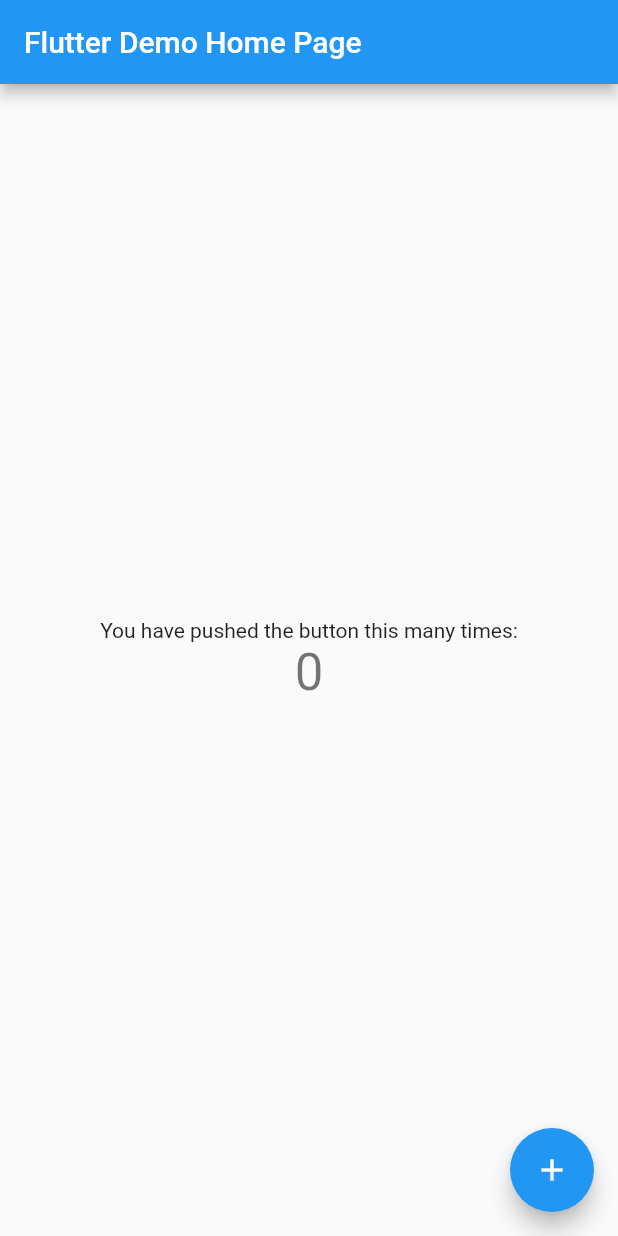
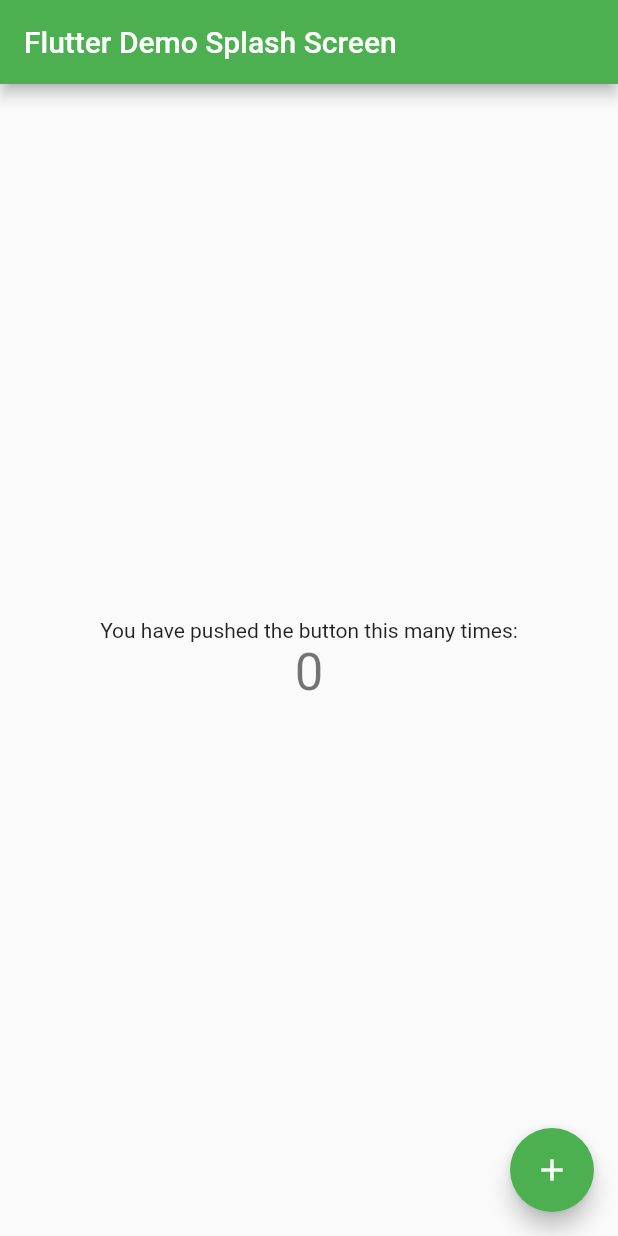
Before and after one commit to marcelovargas/FlutterSplashScreen, a Flutter app: the screen it shows after launch, on a phone screen of 412 x 824 dp. Run offline on Flutter 3.47's test engine with Material 2 defaults, Android fonts, the phone set to English and light mode, and no system bars.

Commit message:
Small adjustments to show MainPage.
- Adjustments.
- The End.

```diff
--- a/lib/main.dart
+++ b/lib/main.dart
@@ -3,39 +3,22 @@ import 'package:flutter/material.dart';
 void main() => runApp(MyApp());
 
 class MyApp extends StatelessWidget {
-  // This widget is the root of your application.
   @override
   Widget build(BuildContext context) {
     return MaterialApp(
+      debugShowCheckedModeBanner: false,
       title: 'Flutter Demo',
       theme: ThemeData(
-        // This is the theme of your application.
-        //
-        // Try running your application with "flutter run". You'll see the
-        // application has a blue toolbar. Then, without quitting the app, try
-        // changing the primarySwatch below to Colors.green and then invoke
-        // "hot reload" (press "r" in the console where you ran "flutter run",
-        // or simply save your changes to "hot reload" in a Flutter IDE).
-        // Notice that the counter didn't reset back to zero; the application
-        // is not restarted.
-        primarySwatch: Colors.blue,
+
+        primarySwatch: Colors.green,
       ),
-      home: MyHomePage(title: 'Flutter Demo Home Page'),
+      home: MyHomePage(title: 'Flutter Demo Splash Screen'),
     );
   }
 }
 
 class MyHomePage extends StatefulWidget {
   MyHomePage({Key key, this.title}) : super(key: key);
-
-  // This widget is the home page of your application. It is stateful, meaning
-  // that it has a State object (defined below) that contains fields that affect
-  // how it looks.
-
-  // This class is the configuration for the state. It holds the values (in this
-  // case the title) provided by the parent (in this case the App widget) and
-  // used by the build method of the State. Fields in a Widget subclass are
-  // always marked "final".
 
   final String title;
 
@@ -48,47 +31,18 @@ class _MyHomePageState extends State<MyHomePage> {
 
   void _incrementCounter() {
     setState(() {
-      // This call to setState tells the Flutter framework that something has
-      // changed in this State, which causes it to rerun the build method below
-      // so that the display can reflect the updated values. If we changed
-      // _counter without calling setState(), then the build method would not be
-      // called again, and so nothing would appear to happen.
       _counter++;
     });
   }
 
   @override
   Widget build(BuildContext context) {
-    // This method is rerun every time setState is called, for instance as done
-    // by the _incrementCounter method above.
-    //
-    // The Flutter framework has been optimized to make rerunning build methods
-    // fast, so that you can just rebuild anything that needs updating rather
-    // than having to individually change instances of widgets.
     return Scaffold(
       appBar: AppBar(
-        // Here we take the value from the MyHomePage object that was created by
-        // the App.build method, and use it to set our appbar title.
         title: Text(widget.title),
       ),
       body: Center(
-        // Center is a layout widget. It takes a single child and positions it
-        // in the middle of the parent.
         child: Column(
-          // Column is also layout widget. It takes a list of children and
-          // arranges them vertically. By default, it sizes itself to fit its
-          // children horizontally, and tries to be as tall as its parent.
-          //
-          // Invoke "debug painting" (press "p" in the console, choose the
-          // "Toggle Debug Paint" action from the Flutter Inspector in Android
-          // Studio, or the "Toggle Debug Paint" command in Visual Studio Code)
-          // to see the wireframe for each widget.
-          //
-          // Column has various properties to control how it sizes itself and
-          // how it positions its children. Here we use mainAxisAlignment to
-          // center the children vertically; the main axis here is the vertical
-          // axis because Columns are vertical (the cross axis would be
-          // horizontal).
           mainAxisAlignment: MainAxisAlignment.center,
           children: <Widget>[
             Text(
@@ -105,7 +59,7 @@ class _MyHomePageState extends State<MyHomePage> {
         onPressed: _incrementCounter,
         tooltip: 'Increment',
         child: Icon(Icons.add),
-      ), // This trailing comma makes auto-formatting nicer for build methods.
+      ),
     );
   }
 }
```
